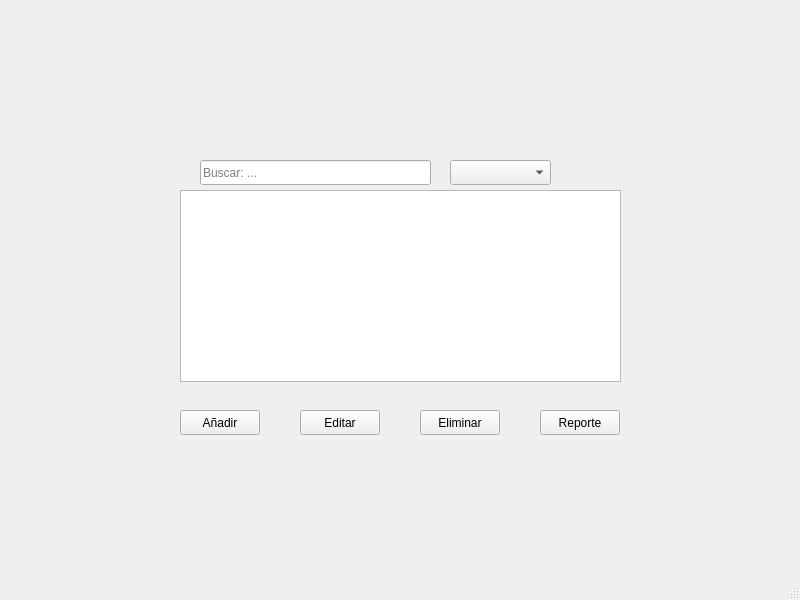
Jonatan-npe/gestor-inventario, file inventario.ui: the form before one commit.
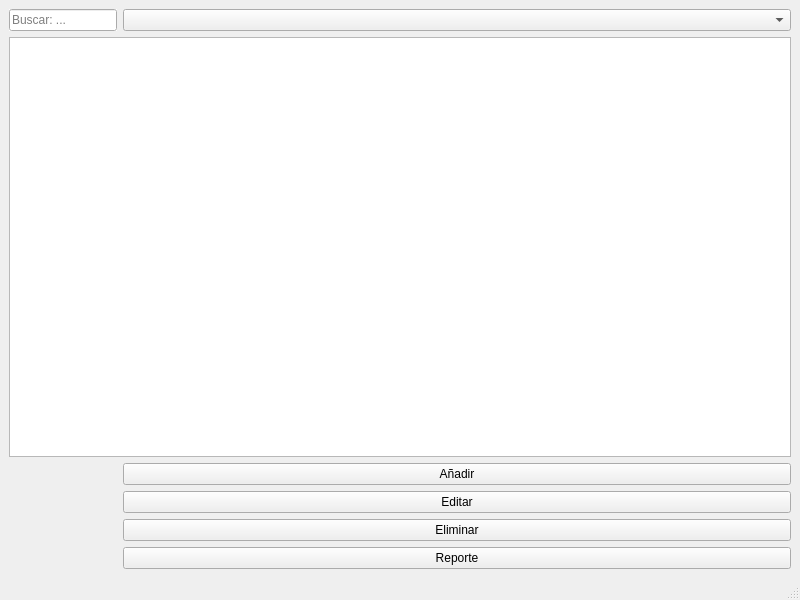
The form after the commit.

Commit message: Cambio del filterProxy para poder agregar un boton de filtros Cambios de interfaz para mejor visibilidad

```diff
--- a/inventario.ui
+++ b/inventario.ui
@@ -14,24 +14,17 @@
    <string>Invetario</string>
   </property>
   <widget class="QWidget" name="centralwidget">
-   <widget class="QTableView" name="tableView">
-    <property name="geometry">
-     <rect>
-      <x>180</x>
-      <y>190</y>
-      <width>441</width>
-      <height>192</height>
-     </rect>
-    </property>
-   </widget>
+   <layout class="QGridLayout" name="gridLayout">
+    <item row="0" column="0">
    <widget class="QLineEdit" name="lineEditBuscar">
-    <property name="geometry">
-     <rect>
-      <x>200</x>
-      <y>160</y>
-      <width>231</width>
-      <height>25</height>
-     </rect>
+      <property name="sizePolicy">
+       <sizepolicy hsizetype="Fixed" vsizetype="Fixed">
+        <horstretch>0</horstretch>
+        <verstretch>0</verstretch>
+       </sizepolicy>
+      </property>
+      <property name="autoFillBackground">
+       <bool>true</bool>
     </property>
     <property name="text">
      <string/>
@@ -46,15 +39,9 @@
      <string>Buscar: ...</string>
     </property>
    </widget>
-   <widget class="QComboBox" name="comboBox">
-    <property name="geometry">
-     <rect>
-      <x>450</x>
-      <y>160</y>
-      <width>101</width>
-      <height>25</height>
-     </rect>
-    </property>
+    </item>
+    <item row="0" column="1">
+     <widget class="QComboBox" name="comboFiltrarTipo">
     <property name="toolTip">
      <string>Seleccciona el modo de filtrado para los datos</string>
     </property>
@@ -68,58 +55,49 @@
      <bool>false</bool>
     </property>
    </widget>
+    </item>
+    <item row="1" column="0" colspan="2">
+     <widget class="QTableView" name="tableView">
+      <property name="sizeIncrement">
+       <size>
+        <width>1</width>
+        <height>1</height>
+       </size>
+      </property>
+     </widget>
+    </item>
+    <item row="2" column="1">
    <widget class="QPushButton" name="btnAnadir">
-    <property name="geometry">
-     <rect>
-      <x>180</x>
-      <y>410</y>
-      <width>80</width>
-      <height>25</height>
-     </rect>
+      <property name="autoFillBackground">
+       <bool>true</bool>
     </property>
     <property name="text">
      <string>Añadir</string>
     </property>
    </widget>
+    </item>
+    <item row="3" column="1">
    <widget class="QPushButton" name="btnEditar">
-    <property name="geometry">
-     <rect>
-      <x>300</x>
-      <y>410</y>
-      <width>80</width>
-      <height>25</height>
-     </rect>
-    </property>
     <property name="text">
      <string>Editar</string>
     </property>
    </widget>
+    </item>
+    <item row="4" column="1">
    <widget class="QPushButton" name="btnEliminar">
-    <property name="geometry">
-     <rect>
-      <x>420</x>
-      <y>410</y>
-      <width>80</width>
-      <height>25</height>
-     </rect>
-    </property>
     <property name="text">
      <string>Eliminar</string>
     </property>
    </widget>
+    </item>
+    <item row="5" column="1">
    <widget class="QPushButton" name="btnReporte">
-    <property name="geometry">
-     <rect>
-      <x>540</x>
-      <y>410</y>
-      <width>80</width>
-      <height>25</height>
-     </rect>
-    </property>
     <property name="text">
      <string>Reporte</string>
     </property>
    </widget>
+    </item>
+   </layout>
   </widget>
   <widget class="QMenuBar" name="menubar">
    <property name="geometry">
```
Left out of the diff: 4 changed lines with no effect on the pictures. Lines whose indentation alone changed are shown as unchanged. The commit also changes 4 other files.
